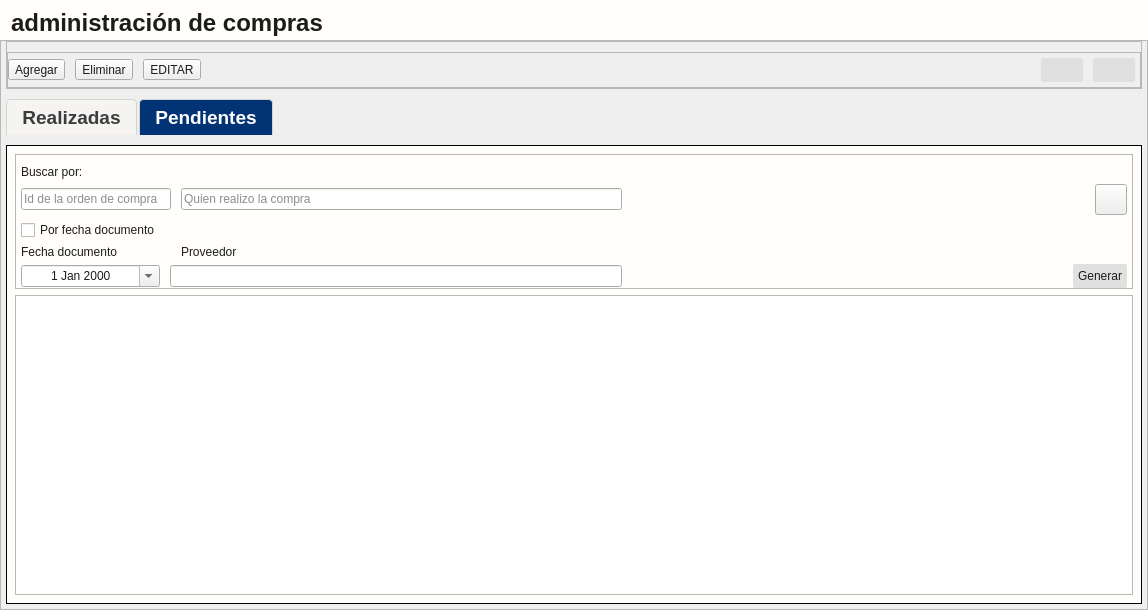
LAngelVp/TuleVenta, file app/View/UserInterfaceUi/UI_CONTROL_COMPRAS.ui: the form before one commit.
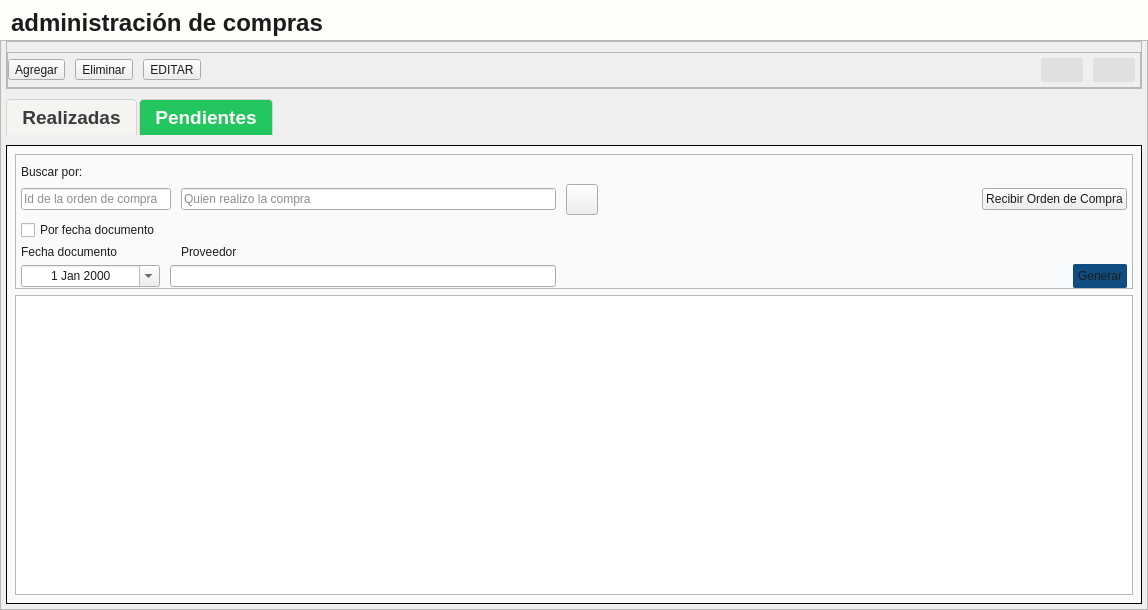
The form after the commit. The open tabs and pages were chosen to show the change. Icons and pictures are not drawn.

```diff
--- a/app/View/UserInterfaceUi/UI_CONTROL_COMPRAS.ui
+++ b/app/View/UserInterfaceUi/UI_CONTROL_COMPRAS.ui
@@ -16,10 +16,10 @@
   <property name="styleSheet">
    <string notr="true">*{color: #1d1c1c;}
 #Control_empleados{
-background-color: #fffefb;
+background-color: #F8FAFC;
 }
 [objectName*=&quot;contenedor&quot;]{
-background-color: #fffefb;
+background-color: #F8FAFC;
 border:none;
 }
 #panel_controles{
@@ -37,7 +37,7 @@
 }
 #tabla_listaempleados {
     border: 1px solid;
-    background: #fffefb;
+    background: #F1F5F9;
 	max-height: 600px;
 	font-family:  'Times New Roman';
 }
@@ -63,7 +63,7 @@
     
     /* Pestaña seleccionada */
     QTabBar::tab:selected {
-        background: #023375;
+        background: #22C55E;
         color: white;
         font-weight: bold;
     }
@@ -84,11 +84,11 @@
         background: transparent;
     }
 #contenedortab_comprasrealizadas{
-background-color: #fffefb;
+background-color: #F8FAFC;
 border: 1px solid;
 }
 #contenedortab_compraspendientes{
-background-color: #fffefb;
+background-color: #F8FAFC;
 border: 1px solid;
 }
 [objectName*=&quot;etiquetaTitulo&quot;]{
@@ -128,7 +128,7 @@
 width: 250px;
 max-width: 250px;
 font-family: Arial;
-background-color: #F5F5F5;
+background-color: #F8FAFC;
 color: #1d1c1c;
 }
 *[objectName^=&quot;txt_&quot;]::focus{
@@ -137,7 +137,7 @@
 *[objectName*=&quot;btn_btn&quot;]{
 border:none;
 border-radius: 5px;
-background: #023375;
+background: #15803D;
 color: #fffefb;
 font-family: Arial;
 font-size: 16px;
@@ -190,7 +190,7 @@
 }
 #btn_btn_generarOrdenCompra{
 border-radius: 2px;
-background: #e0e0e0;
+background: #0F4C81;
 padding: 5px;
 color: #1d1c1c;
 }
@@ -202,7 +202,7 @@
 }
 #btn_btn_generarOrdenCompraCompletada{
 border-radius: 2px;
-background: #e0e0e0;
+background: #0F4C81;
 padding: 5px;
 color: #1d1c1c;
 }
@@ -762,7 +762,7 @@
                   </property>
                  </widget>
                 </item>
-                <item row="7" column="10">
+                <item row="7" column="10" alignment="Qt::AlignmentFlag::AlignRight">
                  <widget class="QPushButton" name="btn_btn_generarOrdenCompra">
                   <property name="cursor">
                    <cursorShape>PointingHandCursor</cursorShape>
@@ -830,32 +830,6 @@
                   </property>
                  </widget>
                 </item>
-                <item row="3" column="10" alignment="Qt::AlignmentFlag::AlignRight">
-                 <widget class="QToolButton" name="btn_btn_buscar_OCpendientes">
-                  <property name="cursor">
-                   <cursorShape>PointingHandCursor</cursorShape>
-                  </property>
-                  <property name="toolTip">
-                   <string>Buscar ordenes pendientes</string>
-                  </property>
-                  <property name="text">
-                   <string/>
-                  </property>
-                  <property name="icon">
-                   <iconset resource="../../Source/iconosSVG.qrc">
-                    <normaloff>:/iconosBlancos/Icons/iconos/Blanco/buscar_filas_blanco.svg</normaloff>:/iconosBlancos/Icons/iconos/Blanco/buscar_filas_blanco.svg</iconset>
-                  </property>
-                  <property name="iconSize">
-                   <size>
-                    <width>24</width>
-                    <height>24</height>
-                   </size>
-                  </property>
-                  <property name="toolButtonStyle">
-                   <enum>Qt::ToolButtonStyle::ToolButtonIconOnly</enum>
-                  </property>
-                 </widget>
-                </item>
                 <item row="4" column="0" colspan="2">
                  <widget class="QCheckBox" name="check_filtrarPorFechaDocumentoPendiente">
                   <property name="text">
@@ -863,6 +837,42 @@
                   </property>
                  </widget>
                 </item>
+                <item row="3" column="4">
+                 <widget class="QToolButton" name="btn_btn_buscar_OCpendientes">
+                  <property name="cursor">
+                   <cursorShape>PointingHandCursor</cursorShape>
+                  </property>
+                  <property name="toolTip">
+                   <string>Buscar ordenes pendientes</string>
+                  </property>
+                  <property name="text">
+                   <string/>
+                  </property>
+                  <property name="icon">
+                   <iconset resource="../../Source/iconosSVG.qrc">
+                    <normaloff>:/iconosBlancos/Icons/iconos/Blanco/buscar_filas_blanco.svg</normaloff>:/iconosBlancos/Icons/iconos/Blanco/buscar_filas_blanco.svg</iconset>
+                  </property>
+                  <property name="iconSize">
+                   <size>
+                    <width>24</width>
+                    <height>24</height>
+                   </size>
+                  </property>
+                  <property name="toolButtonStyle">
+                   <enum>Qt::ToolButtonStyle::ToolButtonIconOnly</enum>
+                  </property>
+                 </widget>
+                </item>
+                <item row="3" column="10">
+                 <widget class="QPushButton" name="btn_btn_recibirOrdenCompra">
+                  <property name="cursor">
+                   <cursorShape>PointingHandCursor</cursorShape>
+                  </property>
+                  <property name="text">
+                   <string>Recibir Orden de Compra</string>
+                  </property>
+                 </widget>
+                </item>
                </layout>
               </widget>
              </item>
```
Left out of the diff: 536 changed lines with no effect on the pictures.
